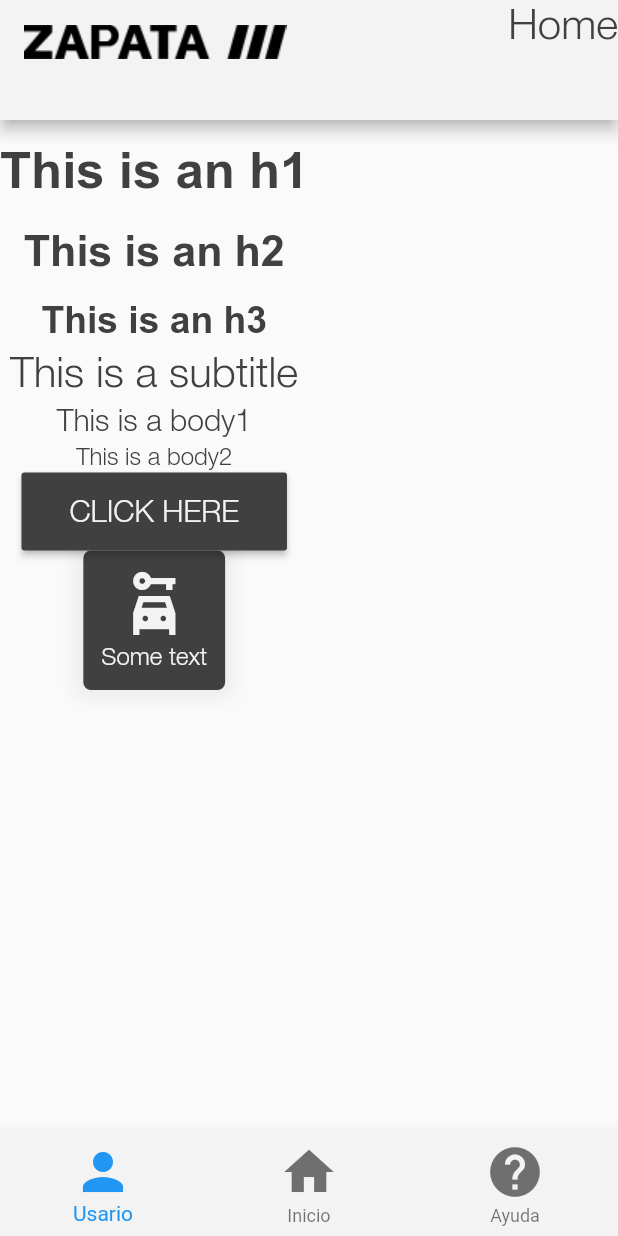
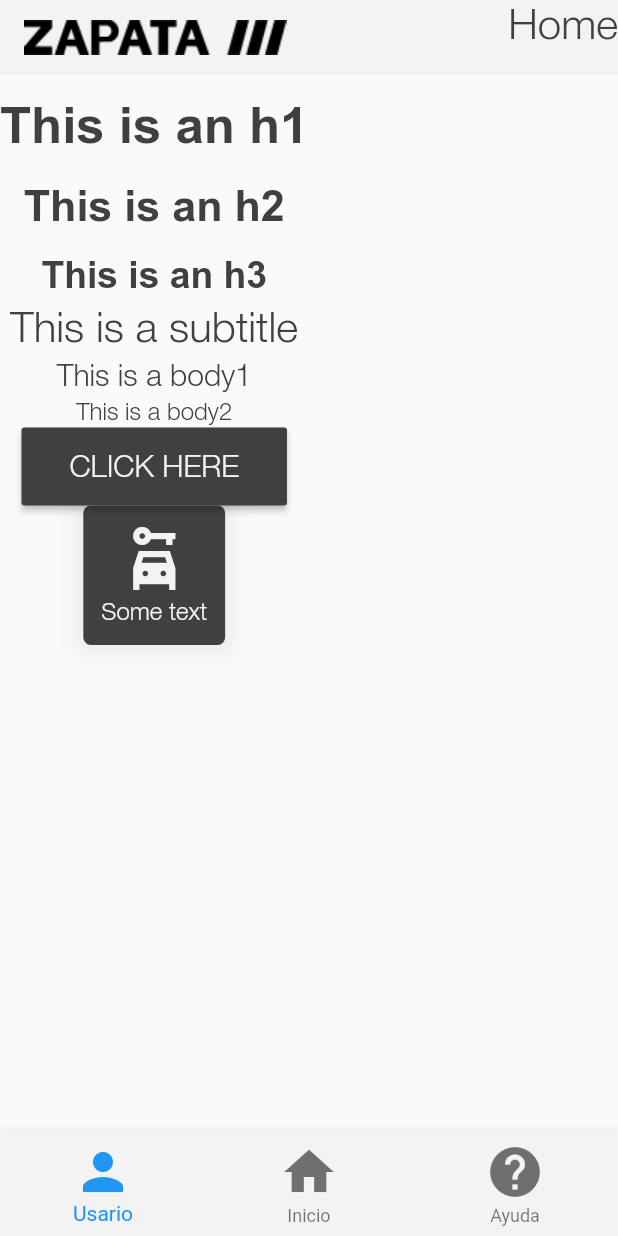
Before and after one commit to FinocchiaroGR/OneUnit-ZapataProject-Flutter, a Flutter app: the screen it shows after launch, on a phone screen of 412 x 824 dp. Run offline on Flutter 3.47's test engine with Material 2 defaults, Android fonts, the phone set to English and light mode, and no system bars.

Commit message:
AppBar creation

```diff
--- a/lib/widgets/organisms/AppBar.dart
+++ b/lib/widgets/organisms/AppBar.dart
@@ -14,10 +14,12 @@ class AppAppBar extends StatelessWidget implements PreferredSizeWidget {
   @override
   Widget build(BuildContext context) {
     return AppBar(
-      title: Padding(
-        padding: const EdgeInsets.symmetric(vertical: 16),
-        child: Image.asset(app_images.logo),
+      centerTitle: false,
+      elevation: 0,
+      flexibleSpace: Container(
+        padding: const EdgeInsets.symmetric(horizontal: 32, vertical: 20),
       ),
+      title: Image.asset(app_images.logo),
       actions: <Widget>[
         AppTypography(
           text: title,
@@ -31,5 +33,5 @@ class AppAppBar extends StatelessWidget implements PreferredSizeWidget {
   }
 
   @override
-  Size get preferredSize => const Size.fromHeight(80);
+  Size get preferredSize => const Size.fromHeight(50);
 }
```
